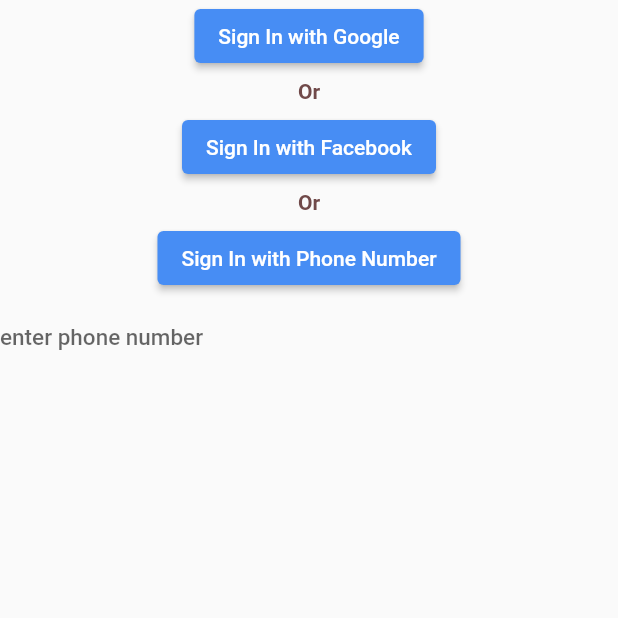
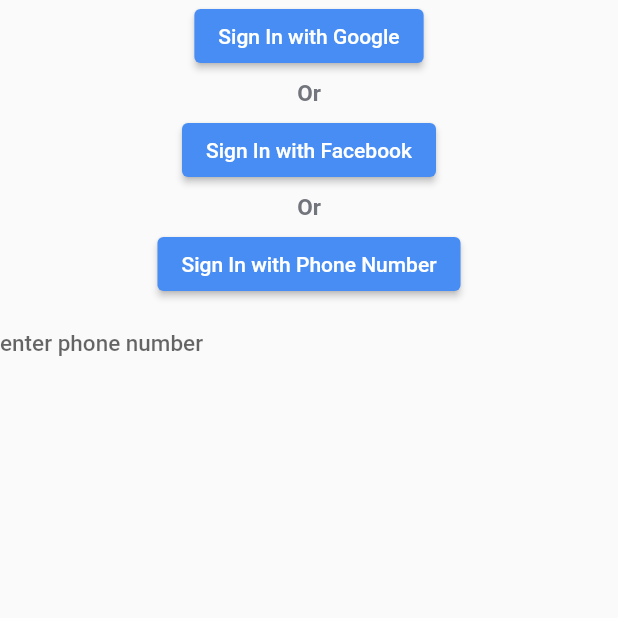
Before and after one commit to gdscnitp/Delrit, a Flutter app: the screen it shows after launch, after a tap on "Login", on a phone screen of 412 x 824 dp, the top half of it. Run offline on Flutter 3.47's test engine with Material 2 defaults, Android fonts, the light colour scheme and no system bars; our stand-ins replace cloud_firestore, firebase_auth, firebase_core, firebase_messaging, flutter_signin_button, fluttertoast and 7 more; missing offline and left inert: flutter_config, flutter_facebook_auth, flutter_polyline_points; accounts and stored records are empty.

Commit message:
✔️Available Riders + minor Ui changes

```diff
--- a/lib/config/app_config.dart
+++ b/lib/config/app_config.dart
@@ -66,6 +66,14 @@
   Color backgroundDarkColor(double opacity) {
     return _backgroundDarkColor.withOpacity(opacity);
   }
+
+  static Color mainTextColor(double opacity) {
+    return const Color(0xFF000000).withOpacity(opacity);
+  }
+
+  static Color mainTextSecondaryColor(double opacity) {
+    return const Color(0xFF72757C).withOpacity(opacity);
+  }
 }
 
 class SizeConfig {
--- a/lib/main.dart
+++ b/lib/main.dart
@@ -128,16 +128,22 @@
         ),
         textTheme: TextTheme(
           button: const TextStyle(color: Colors.white),
-          headline1:
-              TextStyle(fontSize: 20.0, color: config.Colors().mainColor(1)),
+
+          /// Headline 1 style ---- Use it --- Do not change ----///
+          headline1: TextStyle(
+              fontSize: 21.0,
+              fontWeight: FontWeight.w700,
+              color: config.Colors.mainTextColor(1)),
+
+          /// Headline 2 style ---- Use it --- Do not change ----///
           headline2: TextStyle(
               fontSize: 18.0,
               fontWeight: FontWeight.w600,
-              color: config.Colors().secondColor(1)),
+              color: config.Colors.mainTextColor(1)),
           headline3: TextStyle(
-              fontSize: 20.0,
+              fontSize: 18.0,
               fontWeight: FontWeight.w600,
-              color: config.Colors().mainColor(1)),
+              color: config.Colors.mainTextSecondaryColor(1)),
           headline4: TextStyle(
               fontSize: 22.0,
               fontWeight: FontWeight.w700,
@@ -155,11 +161,11 @@
               fontWeight: FontWeight.w600,
               color: config.Colors().mainColor(1)),
           bodyText1:
-              TextStyle(fontSize: 12.0, color: config.Colors().secondColor(1)),
+              TextStyle(fontSize: 15.0, color: config.Colors.mainTextColor(1)),
           bodyText2: TextStyle(
-              fontSize: 14.0,
+              fontSize: 15.0,
               fontWeight: FontWeight.w600,
-              color: config.Colors().secondColor(1)),
+              color: config.Colors.mainTextSecondaryColor(1)),
           caption: TextStyle(
             fontSize: 12.0,
             color: config.Colors().secondColor(0.6),
--- a/lib/provider/getit.dart
+++ b/lib/provider/getit.dart
@@ -9,6 +9,7 @@
 import 'package:ride_sharing/view/login_viewmodel.dart';
 import 'package:ride_sharing/view/search_rider_viewmodel.dart';
 import 'package:ride_sharing/view/user_profile_viewmodel.dart';
+import 'package:ride_sharing/view/available_riders_viewmodel.dart';
 
 GetIt getIt = GetIt.instance;
 void setupLocator() {
@@ -20,4 +21,5 @@
   getIt.registerFactory(() => CompleteProfileViewModel());
   getIt.registerFactory(() => ChooseLocationViewModel());
   getIt.registerFactory(() => UserProfileViewModel());
+  getIt.registerFactory(() => AvailableRidersViewModel());
 }
--- a/lib/route_generator.dart
+++ b/lib/route_generator.dart
@@ -1,4 +1,5 @@
 import 'package:ride_sharing/src/screens/add_ride.dart';
+import 'package:ride_sharing/src/screens/available_riders/available_riders.dart';
 import 'package:ride_sharing/src/screens/choose_location.dart';
 import 'package:ride_sharing/src/screens/home_screen.dart';
 import 'package:flutter/material.dart';
@@ -36,6 +37,8 @@
         return MaterialPageRoute(builder: (_) => const ChooseLocation());
       case '/user-profile':
         return MaterialPageRoute(builder: (_) => const UserProfile());
+      case '/available-riders':
+        return MaterialPageRoute(builder: (_) => const AvailableRiders());
 //      case '/second':
 //      // Validation of correct data type
 //        if (args is String) {
--- a/lib/src/screens/home_screen.dart
+++ b/lib/src/screens/home_screen.dart
@@ -84,6 +84,12 @@
             },
             child: const Text('User Profile'),
           ),
+          ElevatedButton(
+            onPressed: () {
+              Navigator.pushNamed(context, '/available-riders');
+            },
+            child: const Text('Available Riders'),
+          ),
         ],
       ),
       floatingActionButton: FloatingActionButton(
--- a/lib/src/screens/user_profile/components/stars_column_widget.dart
+++ b/lib/src/screens/user_profile/components/stars_column_widget.dart
@@ -20,7 +20,7 @@
               data: IconThemeData(color: Colors.blue),
               child: Icon(
                 Icons.star,
-                size: 25,
+                size: 35,
               ), // I want to iterate this "star icon" for reviews.ratings.length times
             ),
         ],
--- a/lib/src/widgets/app_drawer.dart
+++ b/lib/src/widgets/app_drawer.dart
@@ -1,4 +1,5 @@
 import 'package:flutter/material.dart';
+import 'package:ride_sharing/config/app_config.dart';
 
 class AppDrawer extends StatelessWidget {
   const AppDrawer({Key? key}) : super(key: key);
@@ -22,7 +23,7 @@
               onTap: () {}),
           _createDrawerItem(
               icon: Icons.face, text: 'Your past rides', onTap: () {}),
-          Divider(),
+          const Divider(),
           _createDrawerItem(
               icon: Icons.help_center, text: 'Your vehicle info', onTap: () {}),
           _createDrawerItem(
@@ -34,11 +35,18 @@
               Navigator.of(context).pop();
             },
           ),
-          const Align(
+          Align(
             alignment: Alignment.bottomCenter,
             child: Padding(
-              padding: EdgeInsets.symmetric(vertical: 80),
-              child: Text('App Version 1.0.0'),
+              padding: EdgeInsets.symmetric(
+                vertical: getProportionateScreenHeight(
+                  80,
+                ),
+              ),
+              child: Text(
+                'App Version 1.0.0',
+                style: Theme.of(context).textTheme.bodyText2,
+              ),
             ),
           ),
         ],
@@ -48,8 +56,8 @@
 
   Widget _createHeader() {
     return DrawerHeader(
-      margin: EdgeInsets.only(bottom: 8.0),
-      padding: EdgeInsets.fromLTRB(10.0, 16.0, 10.0, 8.0),
+      margin: const EdgeInsets.only(bottom: 8.0),
+      padding: const EdgeInsets.fromLTRB(10.0, 16.0, 10.0, 8.0),
       child: Image.asset(
         'assets/images/user_img.png',
       ),
@@ -63,7 +71,7 @@
         children: <Widget>[
           Icon(icon),
           Padding(
-            padding: EdgeInsets.only(left: 8.0),
+            padding: const EdgeInsets.only(left: 8.0),
             child: Text(text),
           )
         ],
```
Also changed, not shown: lib/constant/text_style.dart (added, +11 -0 lines), lib/src/screens/available_riders/available_riders.dart (added, +36 -0 lines), lib/src/screens/available_riders/components/body.dart (added, +200 -0 lines), lib/src/screens/available_riders/components/call_widget.dart (added, +42 -0 lines), lib/src/screens/available_riders/components/reusable_button.dart (added, +27 -0 lines), lib/src/screens/available_riders/components/ride_confirmed.dart (added, +27 -0 lines), lib/src/screens/user_profile/components/itemrow_widget.dart (+6 -8 lines), lib/src/screens/user_profile/user_profile.dart (+21 -18 lines), lib/view/available_riders_viewmodel.dart (added, +13 -0 lines), assets/images/call.png (added), assets/images/check_mark.png (added), assets/images/map.png (added).
